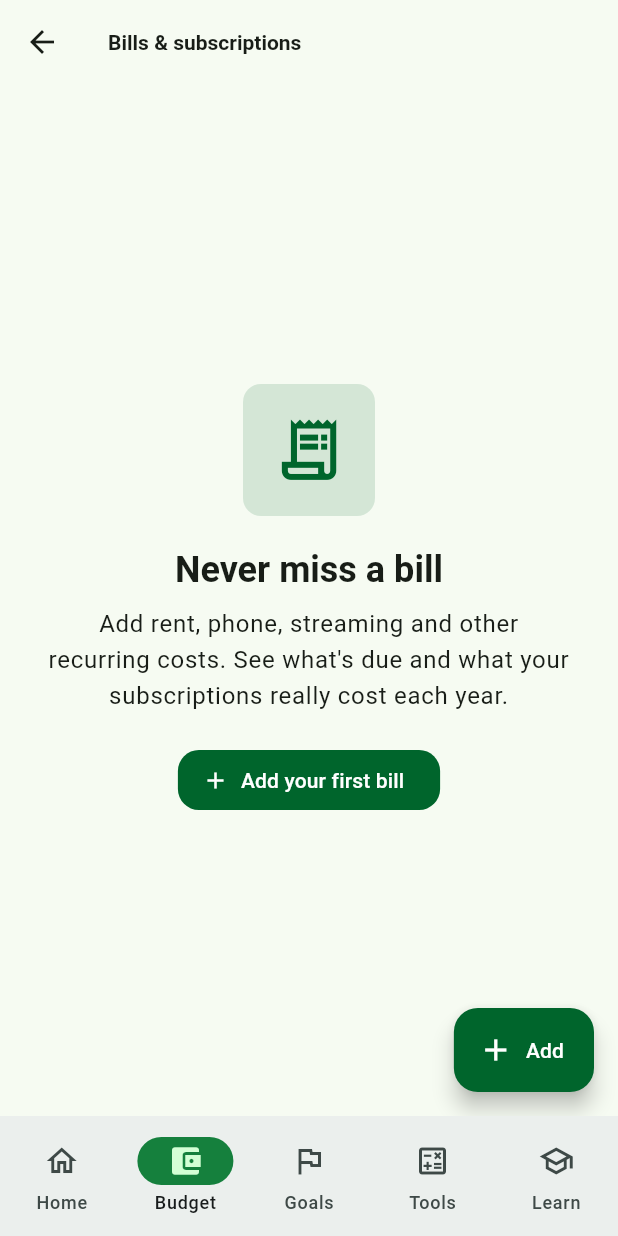
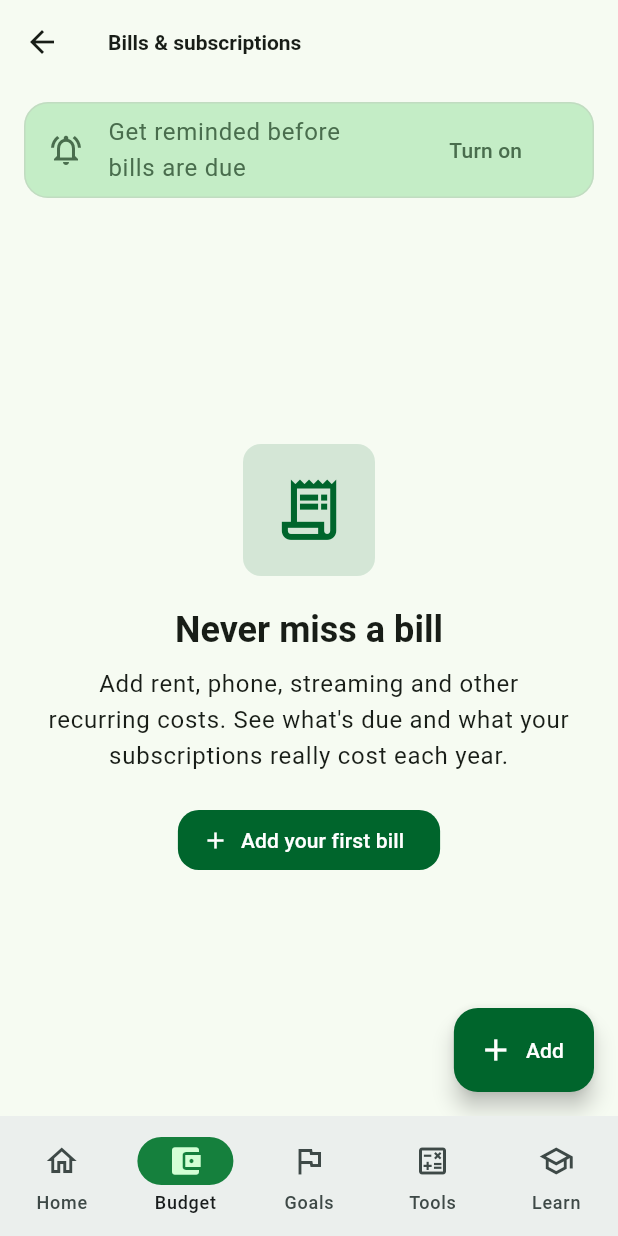
Before and after one commit to EAsamoah01/money_hub, a Flutter app: the BillsScreen screen opened by its route, on a phone screen of 412 x 824 dp. Run offline on Flutter 3.47's test engine with Material 3 defaults, Android fonts, the phone set to English and light mode, and no system bars; our stand-ins replace drift, drift_flutter, fl_chart, flutter_local_notifications, flutter_riverpod, go_router and 4 more; missing offline and left inert: purchases_flutter; accounts and stored records are empty; generated files the repository leaves out were written again.

Commit message:
Show 'turn on bill reminders' card even before any bill is added
Co-Authored-By: Claude Opus 5.5 <noreply@anthropic.com>
Claude-Session: https://claude.ai/code/session_01AE6ojxzte2V4T19oG5eh1T

```diff
--- a/money_hub/lib/features/budget/presentation/bills_screen.dart
+++ b/money_hub/lib/features/budget/presentation/bills_screen.dart
@@ -35,7 +35,14 @@ class BillsScreen extends ConsumerWidget {
         loading: () => const Center(child: CircularProgressIndicator()),
         error: (e, _) => Center(child: Text('$e')),
         data: (bills) {
-          if (bills.isEmpty) return const _Empty();
+          if (bills.isEmpty) {
+            return const Column(
+              children: [
+                Padding(padding: EdgeInsets.fromLTRB(16, 8, 16, 0), child: _RemindersCard()),
+                Expanded(child: _Empty()),
+              ],
+            );
+          }
           final active = bills.where((b) => b.isActive).toList();
           final soon = active.where((b) => daysUntil(b.nextDueDate, today) <= 7).toList();
           final later = active.where((b) => daysUntil(b.nextDueDate, today) > 7).toList();
@@ -76,19 +83,7 @@ class BillsScreen extends ConsumerWidget {
                     child: Column(
                       crossAxisAlignment: CrossAxisAlignment.stretch,
                       children: [
-                        if (NotificationService.supported && !ref.watch(remindersEnabledProvider))
-                          Card(
-                            margin: const EdgeInsets.only(top: 4, bottom: 4),
-                            color: Theme.of(context).colorScheme.secondaryContainer,
-                            child: ListTile(
-                              leading: const Icon(Icons.notifications_active_outlined),
-                              title: const Text('Get reminded before bills are due'),
-                              trailing: FilledButton.tonal(
-                                onPressed: () => setReminders(context, ref, true),
-                                child: const Text('Turn on'),
-                              ),
-                            ),
-                          ),
+                        const _RemindersCard(),
                         if (soon.isNotEmpty) const SectionTitle('Due in the next 7 days'),
                         for (final b in soon) BillTile(bill: b),
                         if (later.isNotEmpty) const SectionTitle('Later'),
@@ -159,6 +154,29 @@ class BillTile extends StatelessWidget {
   }
 }
 
+/// Prompt to switch on bill reminders (phones only; hidden once they're on).
+class _RemindersCard extends ConsumerWidget {
+  const _RemindersCard();
+
+  @override
+  Widget build(BuildContext context, WidgetRef ref) {
+    if (!NotificationService.supported || ref.watch(remindersEnabledProvider)) return const SizedBox.shrink();
+    final cs = Theme.of(context).colorScheme;
+    return Card(
+      margin: const EdgeInsets.only(top: 4, bottom: 4),
+      color: cs.secondaryContainer,
+      child: ListTile(
+        leading: Icon(Icons.notifications_active_outlined, color: cs.onSecondaryContainer),
+        title: Text('Get reminded before bills are due', style: TextStyle(color: cs.onSecondaryContainer)),
+        trailing: FilledButton.tonal(
+          onPressed: () => setReminders(context, ref, true),
+          child: const Text('Turn on'),
+        ),
+      ),
+    );
+  }
+}
+
 class _Empty extends StatelessWidget {
   const _Empty();
 
```
